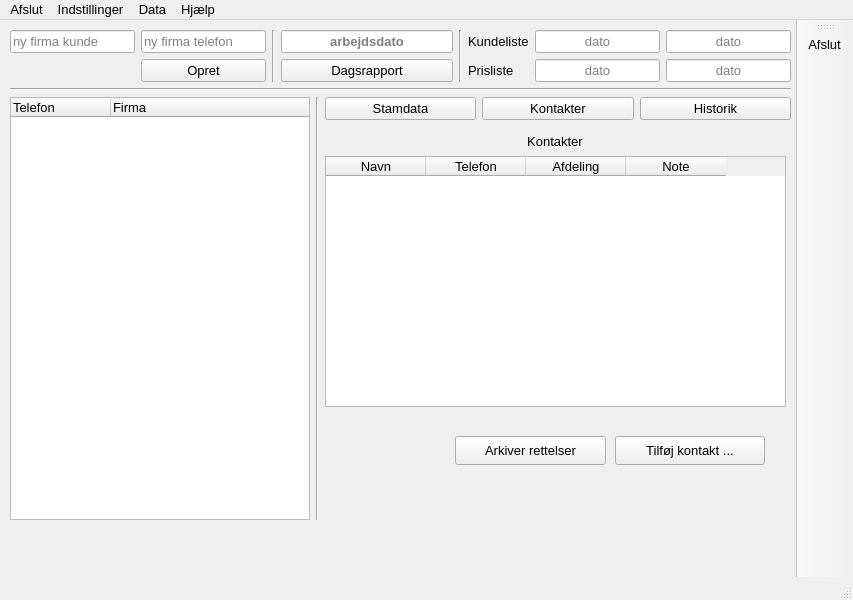
Before: the Qt Designer form buildtools/ui/main_window.ui in fhdk/eordre2, drawn with Qt 5.
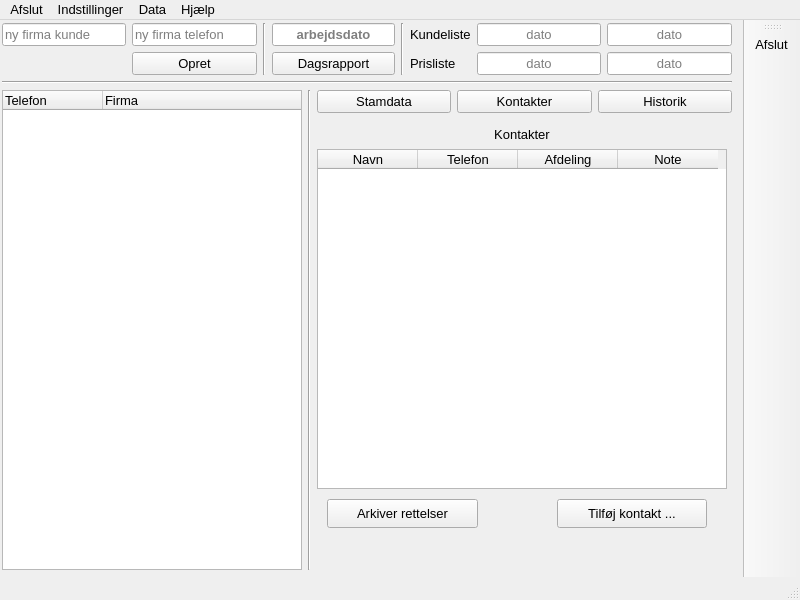
After: the same form once the commit is applied. The open tabs and pages were chosen to show the change. Icons and pictures are not drawn.

```diff
--- a/buildtools/ui/main_window.ui
+++ b/buildtools/ui/main_window.ui
@@ -6,7 +6,7 @@
    <rect>
     <x>0</x>
     <y>0</y>
-    <width>853</width>
+    <width>800</width>
     <height>600</height>
    </rect>
   </property>
@@ -49,10 +49,10 @@
    <widget class="QWidget" name="verticalLayoutWidget">
     <property name="geometry">
      <rect>
-      <x>10</x>
-      <y>10</y>
-      <width>781</width>
-      <height>490</height>
+      <x>2</x>
+      <y>3</y>
+      <width>730</width>
+      <height>547</height>
      </rect>
     </property>
     <property name="font">
@@ -735,8 +735,8 @@
               <rect>
                <x>0</x>
                <y>30</y>
-               <width>461</width>
-               <height>251</height>
+               <width>410</width>
+               <height>340</height>
               </rect>
              </property>
              <column>
@@ -765,7 +765,7 @@
               <rect>
                <x>0</x>
                <y>0</y>
-               <width>460</width>
+               <width>410</width>
                <height>30</height>
               </rect>
              </property>
@@ -779,8 +779,8 @@
             <widget class="QPushButton" name="buttonAddContact">
              <property name="geometry">
               <rect>
-               <x>290</x>
-               <y>310</y>
+               <x>240</x>
+               <y>380</y>
                <width>150</width>
                <height>29</height>
               </rect>
@@ -792,8 +792,8 @@
             <widget class="QPushButton" name="buttonSaveChanges">
              <property name="geometry">
               <rect>
-               <x>130</x>
-               <y>310</y>
+               <x>10</x>
+               <y>380</y>
                <width>151</width>
                <height>29</height>
               </rect>
@@ -873,7 +873,7 @@
     <rect>
      <x>0</x>
      <y>0</y>
-     <width>853</width>
+     <width>800</width>
      <height>23</height>
     </rect>
    </property>
@@ -993,7 +993,7 @@
     <enum>RightToolBarArea</enum>
    </attribute>
    <attribute name="toolBarBreak">
-    <bool>true</bool>
+    <bool>false</bool>
    </attribute>
    <addaction name="actionExit"/>
   </widget>
```
Left out of the diff: 36 changed lines with no effect on the pictures.
